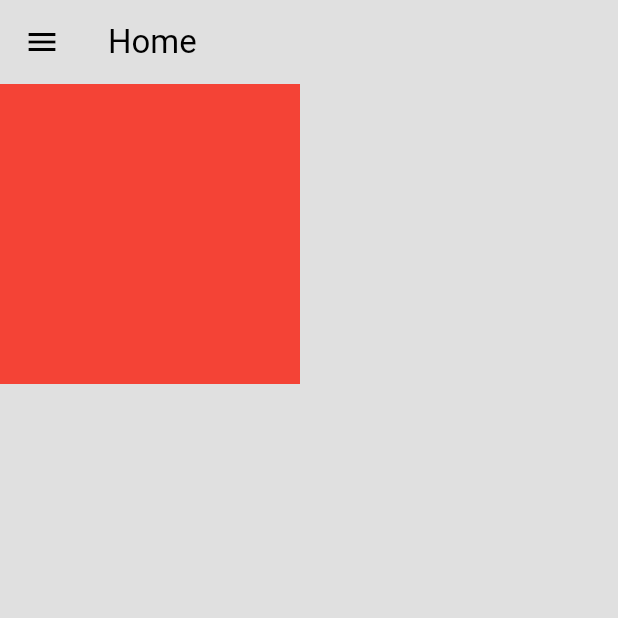
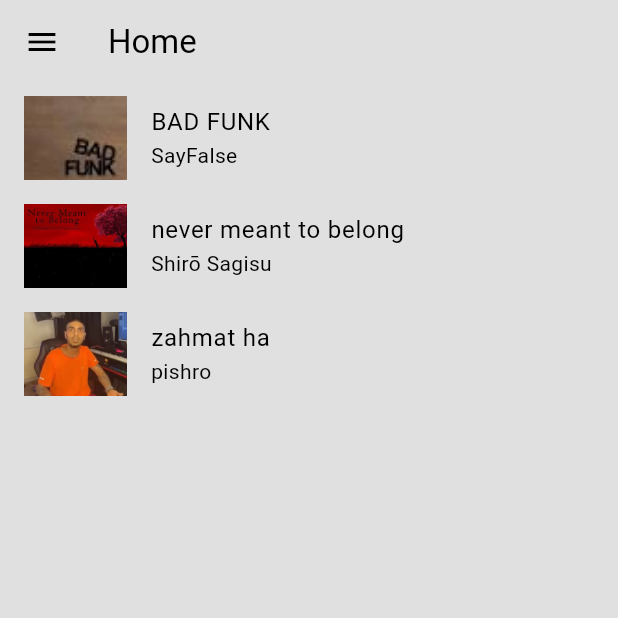
Before and after one commit to yasinowo/music_player, a Flutter app: the screen it shows after launch, on a phone screen of 412 x 824 dp, the top half of it. Run offline on Flutter 3.47's test engine with Material 3 defaults, Android fonts, the light colour scheme and no system bars; our stand-ins replace flutter_screenutil.

Commit message:
fix : asset error

```diff
--- a/lib/model/playlist_model.dart
+++ b/lib/model/playlist_model.dart
@@ -0,0 +1,49 @@
+import 'package:flutter/material.dart';
+import 'package:music_player/model/song_model.dart';
+
+class PlaylistProvider extends ChangeNotifier {
+  // playlist of songs
+  final List<Song> _playlist = [
+    // song 1
+    Song(
+      songName: "BAD FUNK",
+      artistName: "SayFalse",
+      albumArtImagePath: "assets/images/image1.jpg",
+      audioPath: "assets/audio/BAD FUNK.mp3",
+    ),
+    // song 2
+    Song(
+      songName: "never meant to belong",
+      artistName: "Shirō Sagisu",
+      albumArtImagePath: "assets/images/image2.jpg",
+      audioPath: "assets/audio/never meant to belong.mp3",
+    ),
+    // song 3
+    Song(
+      songName: "zahmat ha",
+      artistName: "pishro",
+      albumArtImagePath: "assets/images/pishro.jpg",
+      audioPath: "assets/audio/zahmat.mp3",
+    ),
+  ];
+  // current song playing index
+  int? _currentSongIndex;
+
+  /*
+  GETTERS
+    */
+
+  List<Song> get playlist => _playlist;
+  int? get currentSongIndex => _currentSongIndex;
+
+/*
+  SETTERS
+*/
+  set currentSongIndex(int? newIndex) {
+    // update current song index
+    _currentSongIndex = newIndex;
+
+    // update UI
+    notifyListeners();
+  }
+}
--- a/lib/pages/home_page.dart
+++ b/lib/pages/home_page.dart
@@ -1,8 +1,39 @@
 import 'package:flutter/material.dart';
+import 'package:flutter_screenutil/flutter_screenutil.dart';
 import 'package:music_player/components/my_drawer.dart';
+import 'package:music_player/model/playlist_model.dart';
+import 'package:music_player/model/song_model.dart';
+import 'package:music_player/pages/song_page.dart';
+import 'package:provider/provider.dart';
 
-class HomePage extends StatelessWidget {
+class HomePage extends StatefulWidget {
   const HomePage({super.key});
+
+  @override
+  State<HomePage> createState() => _HomePageState();
+}
+
+class _HomePageState extends State<HomePage> {
+  late final dynamic playlistProvider;
+  @override
+  void initState() {
+    super.initState();
+
+    // get playlist provider
+    playlistProvider = Provider.of<PlaylistProvider>(context, listen: false);
+  }
+
+// go to a song
+  void goToSong(int songIndex) {
+    // update current song index
+    playlistProvider.currentSongIndex = songIndex;
+
+    // navigate to song page
+    Navigator.push(
+      context,
+      MaterialPageRoute(builder: (context) => SongPage()),
+    );
+  }
 
   @override
   Widget build(BuildContext context) {
@@ -12,11 +43,35 @@ class HomePage extends StatelessWidget {
       appBar: AppBar(
         title: Text('Home'),
       ),
-      body: SafeArea(
-          child: Container(
-        width: 200,
-        height: 200,
-        color: Colors.red,
+      body: SafeArea(child: Consumer<PlaylistProvider>(
+        builder: (context, value, child) {
+          // get the playlist
+          final List<Song> playlist = value.playlist;
+
+          // return list view UI
+          return ListView.builder(
+            itemCount: playlist.length,
+            itemBuilder: (context, index) {
+              // get individual song
+              final Song song = playlist[index];
+
+              // return list tile UI
+              return ListTile(
+                title: Text(song.songName),
+                subtitle: Text(song.artistName),
+                leading: SizedBox(
+                  width: 60.w,
+                  height: 80.h,
+                  child: Image.asset(
+                    song.albumArtImagePath,
+                    fit: BoxFit.cover,
+                  ),
+                ),
+                onTap: () => goToSong(index),
+              ); // ListTile
+            },
+          ); // ListView.builder
+        },
       )),
     );
   }
--- a/pubspec.yaml
+++ b/pubspec.yaml
@@ -60,8 +60,9 @@ flutter:
   uses-material-design: true
 
   # To add assets to your application, add an assets section, like this:
-  # assets:
-  #   - images/a_dot_burr.jpeg
+  assets:
+  - assets/images/
+  - assets/audio/
   #   - images/a_dot_ham.jpeg
 
   # An image asset can refer to one or more resolution-specific "variants", see
```
Also changed, not shown: lib/components/neu_box.dart (added, +40 -0 lines), lib/main.dart (+7 -2 lines), lib/pages/song_page.dart (added, +204 -0 lines), lib/test.dart (added, +17 -0 lines), lib/theme/text_style.dart (+11 -2 lines), assets/images/image1.jpg (added), assets/images/image2.jpg (added), assets/images/image3.png (added), assets/images/pishro.jpg (renamed from assets/image/pishro.jpg), 5 other files.
